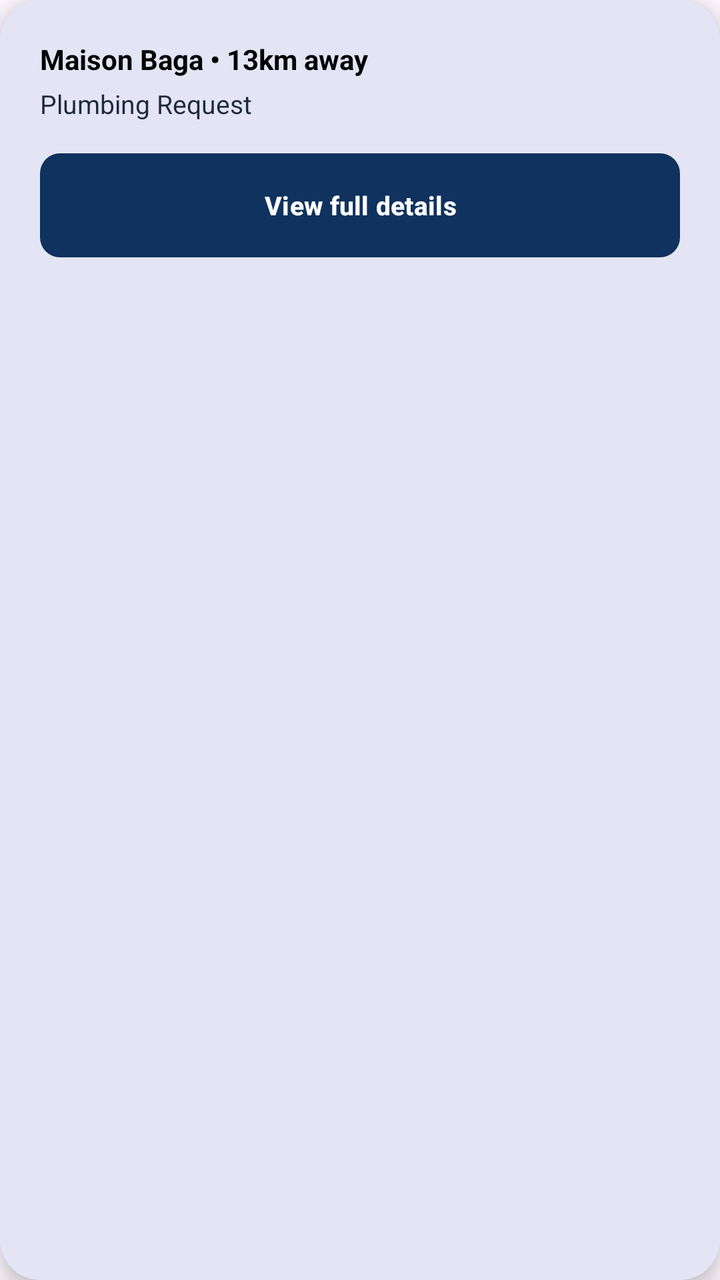
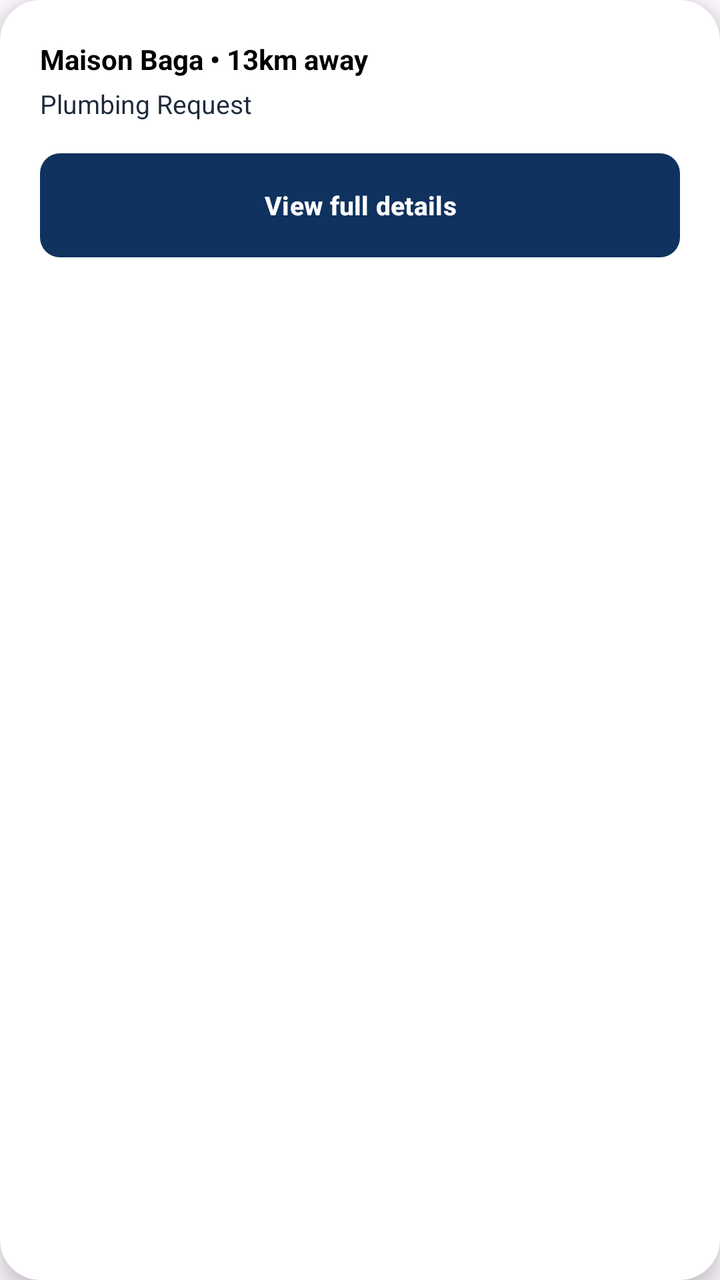

Screens rendered from an Android XML layout before and after an edit, with the pre-edit source and the edit as a unified diff.
<!-- AndroidManifest.xml: application theme Theme.STRACT -->
<!-- res/layout/item_worker_job.xml -->
<?xml version="1.0" encoding="utf-8"?>
<com.google.android.material.card.MaterialCardView
    xmlns:android="http://schemas.android.com/apk/res/android"
    xmlns:app="http://schemas.android.com/apk/res-auto"
    android:layout_width="match_parent"
    android:layout_height="wrap_content"
    android:layout_marginStart="16dp"
    android:layout_marginEnd="16dp"
    android:layout_marginTop="12dp"
    android:layout_marginBottom="8dp"
    app:cardCornerRadius="20dp"
    app:cardElevation="6dp"
    app:strokeWidth="0dp">

    <LinearLayout
        android:layout_width="match_parent"
        android:layout_height="wrap_content"
        android:orientation="vertical"
        android:padding="20dp">

        <TextView
            android:id="@+id/tvSubtitle"
            android:layout_width="wrap_content"
            android:layout_height="wrap_content"
            android:text="Maison Baga • 13km away"
            android:textColor="#000000"
            android:textSize="14sp"
            android:textStyle="bold"
            android:layout_marginBottom="4dp" />

        <TextView
            android:id="@+id/jobTitle"
            android:layout_width="wrap_content"
            android:layout_height="wrap_content"
            android:text="Plumbing Request"
            android:textColor="#1E293B"
            android:textSize="13sp"
            android:layout_marginBottom="16dp" />

        <com.google.android.material.button.MaterialButton
            android:id="@+id/btnAccept"
            android:layout_width="match_parent"
            android:layout_height="52dp"
            android:text="View full details"
            android:textColor="#FFFFFF"
            android:textSize="13sp"
            android:textStyle="bold"
            android:textAllCaps="false"
            app:backgroundTint="#0F325E"
            app:cornerRadius="10dp"
            android:insetTop="0dp"
            android:insetBottom="0dp" />

        
        <TextView
            android:id="@+id/jobAmount"
            android:layout_width="0dp"
            android:layout_height="0dp"
            android:visibility="gone" />
        <TextView
            android:id="@+id/jobLocation"
            android:layout_width="0dp"
            android:layout_height="0dp"
            android:visibility="gone" />

    </LinearLayout>

</com.google.android.material.card.MaterialCardView>
<!-- resources referenced by this layout -->
<resources>
  <style name="Theme.STRACT" parent="Base.Theme.STRACT" />
  <style name="Base.Theme.STRACT" parent="Theme.Material3.DayNight.NoActionBar">
          <item name="colorPrimary">#004A99</item>
          <item name="colorPrimaryContainer">#004A99</item>
          <item name="colorOnPrimary">#FFFFFF</item>
          <item name="colorSecondary">#004A99</item>
          <item name="colorOnSecondary">#FFFFFF</item>
          <item name="colorTertiary">#004A99</item>
          <item name="colorSecondaryContainer">#EBF2FF</item>
          <item name="colorOnSecondaryContainer">#004A99</item>
          <item name="android:statusBarColor">#004A99</item>
          <item name="android:navigationBarColor">#FFFFFF</item>
          <item name="android:windowLightStatusBar" tools:targetApi="m">false</item>
      </style>
</resources>

<!-- the commit's change to res/layout/item_worker_job.xml (unified diff, before → after) -->
@@ -8,6 +8,8 @@
     android:layout_marginEnd="16dp"
     android:layout_marginTop="12dp"
     android:layout_marginBottom="8dp"
+    style="@style/Widget.MaterialComponents.CardView"
+    app:cardBackgroundColor="#FFFFFF"
     app:cardCornerRadius="20dp"
     app:cardElevation="6dp"
     app:strokeWidth="0dp">
